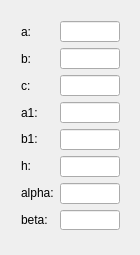
Above: TrigHelper/trighelper.ui from frostblooded/TrigHelper before the change. Below: the same form after it.
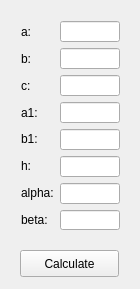
That is the form after the change.

Patch:
```diff
--- a/TrigHelper/trighelper.ui
+++ b/TrigHelper/trighelper.ui
@@ -7,12 +7,25 @@
     <x>0</x>
     <y>0</y>
     <width>140</width>
-    <height>255</height>
+    <height>289</height>
    </rect>
   </property>
   <property name="windowTitle">
    <string>TrigHelper</string>
   </property>
+  <widget class="QPushButton" name="calculate_button">
+   <property name="geometry">
+    <rect>
+     <x>20</x>
+     <y>250</y>
+     <width>99</width>
+     <height>27</height>
+    </rect>
+   </property>
+   <property name="text">
+    <string>Calculate</string>
+   </property>
+  </widget>
   <widget class="QWidget" name="">
    <property name="geometry">
     <rect>
```
